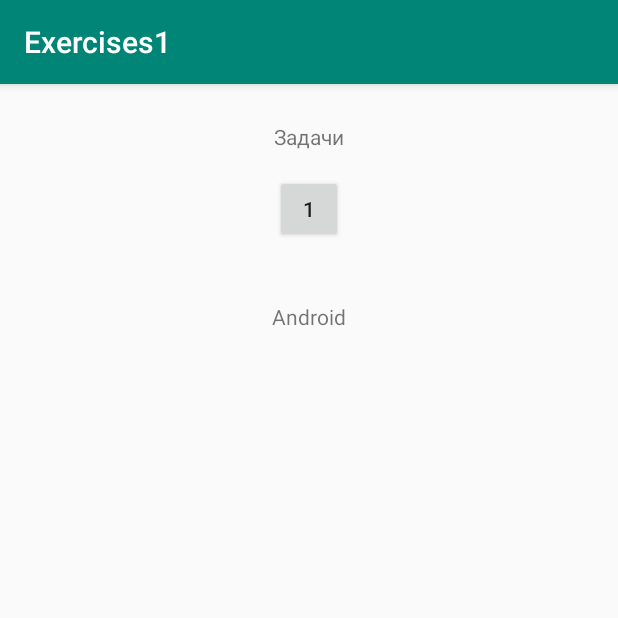
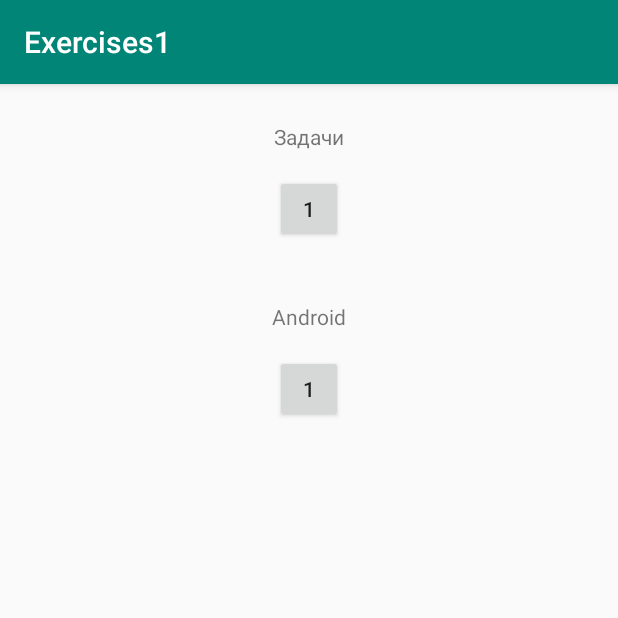
Before and after one commit to 2wiktor2/Exercises, an Android app: the screen it shows after launch (MainActivity), on a phone screen of 412 x 824 dp, the top half of it. Run offline under Robolectric (Android 15) with nearby library versions, the phone set to English and light mode, and no system bars.

Commit message:
first задача  is done

```diff
--- a/app/src/main/AndroidManifest.xml
+++ b/app/src/main/AndroidManifest.xml
@@ -16,6 +16,8 @@
                 <category android:name="android.intent.category.LAUNCHER" />
             </intent-filter>
         </activity>
+        <activity android:name=".Zadacha1" />
+        <activity android:name=".AndroidZadacha1"></activity>
     </application>
 
 </manifest>
--- a/app/src/main/java/com/wiktor/exercises1/MainActivity.java
+++ b/app/src/main/java/com/wiktor/exercises1/MainActivity.java
@@ -1,10 +1,15 @@
 package com.wiktor.exercises1;
 
+import android.content.Intent;
 import android.support.v7.app.AppCompatActivity;
 import android.os.Bundle;
 import android.view.View;
+import android.widget.Button;
 
 public class MainActivity extends AppCompatActivity implements View.OnClickListener {
+
+    Button exercise1;
+    Button exerciseAndroid1;
 
 
 
@@ -12,10 +17,25 @@ public class MainActivity extends AppCompatActivity implements View.OnClickListe
     protected void onCreate(Bundle savedInstanceState) {
         super.onCreate(savedInstanceState);
         setContentView(R.layout.activity_main);
+
+        exercise1 = findViewById(R.id.zadacha1);
+        exerciseAndroid1 = findViewById(R.id.android_zadacha1);
+
+        exercise1.setOnClickListener(this);
+        exerciseAndroid1.setOnClickListener(this);
     }
 
     @Override
     public void onClick(View v) {
-
+        switch (v.getId()) {
+            case R.id.zadacha1:
+                Intent intent_zadacha1 = new Intent(this, Zadacha1.class);
+                startActivity(intent_zadacha1);
+                break;
+            case R.id.android_zadacha1:
+                Intent intent_android_zadacha1 = new Intent(this, AndroidZadacha1.class);
+                startActivity(intent_android_zadacha1);
+                break;
+        }
     }
 }
--- a/app/src/main/res/layout/activity_main.xml
+++ b/app/src/main/res/layout/activity_main.xml
@@ -10,21 +10,21 @@
         android:id="@+id/text_view_zadachi"
         android:layout_width="wrap_content"
         android:layout_height="wrap_content"
+        android:layout_marginTop="25dp"
         android:text="Задачи"
         app:layout_constraintLeft_toLeftOf="parent"
         app:layout_constraintRight_toRightOf="parent"
-        app:layout_constraintTop_toTopOf="parent"
-        android:layout_marginTop="25dp"/>
+        app:layout_constraintTop_toTopOf="parent" />
+
     <Button
+        android:id="@+id/zadacha1"
+        android:layout_width="45dp"
+        android:layout_height="45dp"
+        android:layout_marginTop="16dp"
         android:text="1"
         app:layout_constraintLeft_toLeftOf="parent"
         app:layout_constraintRight_toRightOf="parent"
-        android:id="@+id/zadacha1"
-        app:layout_constraintTop_toBottomOf="@+id/text_view_zadachi"
-        android:layout_width="45dp"
-        android:layout_marginTop="16dp"
-        android:layout_height="45dp"
-        />
+        app:layout_constraintTop_toBottomOf="@+id/text_view_zadachi" />
 
     <android.support.constraint.Guideline
         android:id="@+id/guide_line1"
@@ -32,16 +32,26 @@
         android:layout_height="wrap_content"
         android:orientation="horizontal"
         app:layout_constraintGuide_begin="120dp" />
+
     <TextView
         android:id="@+id/text_view_android"
         android:layout_width="wrap_content"
         android:layout_height="wrap_content"
+        android:layout_marginTop="25dp"
         android:text="Android"
-        app:layout_constraintTop_toBottomOf="@id/guide_line1"
         app:layout_constraintLeft_toLeftOf="parent"
         app:layout_constraintRight_toRightOf="parent"
-        android:layout_marginTop="25dp"/>
+        app:layout_constraintTop_toBottomOf="@id/guide_line1" />
 
+    <Button
+        android:id="@+id/android_zadacha1"
+        android:layout_width="45dp"
+        android:layout_height="45dp"
+        android:layout_marginTop="16dp"
+        android:text="1"
+        app:layout_constraintLeft_toLeftOf="parent"
+        app:layout_constraintRight_toRightOf="parent"
+        app:layout_constraintTop_toBottomOf="@+id/text_view_android" />
 
 
 </android.support.constraint.ConstraintLayout>
--- a/app/src/main/res/values/strings.xml
+++ b/app/src/main/res/values/strings.xml
@@ -1,3 +1,4 @@
 <resources>
     <string name="app_name">Exercises1</string>
+    <string name="zadacha1_uslovie">поменять местами значения \n a и b</string>
 </resources>
```
Also changed, not shown: app/src/main/java/com/wiktor/exercises1/AndroidZadacha1.java (added, +13 -0 lines), app/src/main/java/com/wiktor/exercises1/Zadacha1.java (added, +43 -0 lines), app/src/main/res/layout/android_zadacha1.xml (added, +9 -0 lines), app/src/main/res/layout/zadacha1.xml (added, +68 -0 lines).
